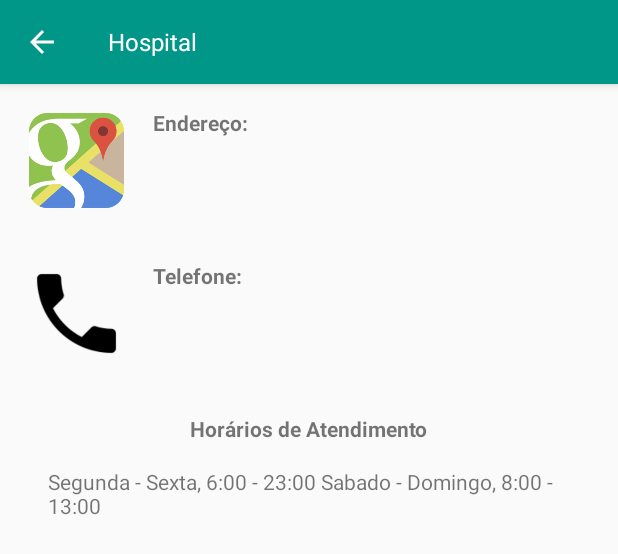
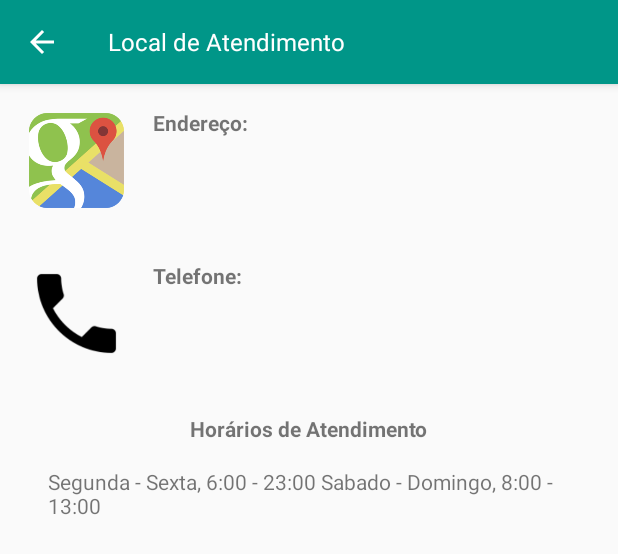
Before and after one commit to Yuri-M-Dias/HealthHelp, an Android app: the layout activity_local_atendimento.xml on its own in the app's theme, with its tools: preview values and no code run, on a phone screen of 412 x 824 dp. Shown: the top 554 px of the screen. Run offline under Robolectric (Android 15) with nearby library versions, the phone set to English and light mode, and no system bars.

```diff
--- a/app/src/main/AndroidManifest.xml
+++ b/app/src/main/AndroidManifest.xml
@@ -15,7 +15,7 @@
                 <category android:name="android.intent.category.LAUNCHER" />
             </intent-filter>
         </activity>
-        <activity android:name="br.ufg.inf.pes.healthhelp.view.HospitalActivity" />
+        <activity android:name="br.ufg.inf.pes.healthhelp.view.LocalAtendimentoActivity" />
         <activity android:name="br.ufg.inf.pes.healthhelp.view.NovoLocalAtendimentoActivity"></activity>
     </application>
 
--- a/app/src/main/java/br/ufg/inf/pes/healthhelp/dao/LocalAtendimentoDAO.java
+++ b/app/src/main/java/br/ufg/inf/pes/healthhelp/dao/LocalAtendimentoDAO.java
@@ -75,6 +75,8 @@ public class LocalAtendimentoDAO {
 
     private void carregarLocaisAtendimento(DatabaseReference mFirebaseDatabaseReference) {
         Log.w(TAG,"carregarLocaisAtendimento aberto. ");
+        DatabaseReference locaisAtendimentoDatabaseReference = mFirebaseDatabaseReference.child(HEALTHHELP_CHILD);
+
 
         mFirebaseDatabaseReference.child(HEALTHHELP_CHILD).addChildEventListener(
                 new ChildEventListener() {
--- a/app/src/main/java/br/ufg/inf/pes/healthhelp/model/LocalAtendimento.java
+++ b/app/src/main/java/br/ufg/inf/pes/healthhelp/model/LocalAtendimento.java
@@ -1,11 +1,12 @@
 package br.ufg.inf.pes.healthhelp.model;
 
+import java.io.Serializable;
 import java.util.List;
 
 /**
  * Created by deassisrosal on 9/29/16.
  */
-public class LocalAtendimento {
+public class LocalAtendimento implements Serializable{
     private String endereco;
     private String nome;
     private String telefone;
--- a/app/src/main/java/br/ufg/inf/pes/healthhelp/model/PeriodoTempo.java
+++ b/app/src/main/java/br/ufg/inf/pes/healthhelp/model/PeriodoTempo.java
@@ -1,11 +1,12 @@
 package br.ufg.inf.pes.healthhelp.model;
 
+import java.io.Serializable;
 import java.util.Date;
 
 /**
  * Created by deassisrosal on 9/29/16.
  */
-public class PeriodoTempo {
+public class PeriodoTempo implements Serializable {
     private String horaInicio;
     private String horaFim;
     private Date dataInicio;
--- a/app/src/main/java/br/ufg/inf/pes/healthhelp/service/LocalAtendimentoService.java
+++ b/app/src/main/java/br/ufg/inf/pes/healthhelp/service/LocalAtendimentoService.java
@@ -35,11 +35,11 @@ public class LocalAtendimentoService {
      */
     public void receberLocaisAtendimento(List<LocalAtendimento> locaisAtendimento) {
         if( locaisAtendimento != null) {
-            locaisAtendimentoActivity.loadLocaisAtendimentoFirebase(locaisAtendimento);
+            locaisAtendimentoActivity.carregar(locaisAtendimento);
         }
         else{
             Log.e(TAG, "obterLocaisAtendimento: locais não obtidos: localAtendimentos: " + locaisAtendimento);
-            locaisAtendimentoActivity.loadLocaisAtendimentoFirebase(new ArrayList<LocalAtendimento>());
+            locaisAtendimentoActivity.carregar(new ArrayList<LocalAtendimento>());
         }
     }
 }
--- a/app/src/main/res/layout/activity_hospital.xml
+++ b/app/src/main/res/layout/activity_local_atendimento.xml
@@ -7,7 +7,7 @@
     android:layout_height="match_parent"
     android:orientation="vertical"
     android:gravity="center_horizontal"
-    tools:context="br.ufg.inf.pes.healthhelp.view.HospitalActivity">
+    tools:context="br.ufg.inf.pes.healthhelp.view.LocalAtendimentoActivity">
 
     <android.support.v7.widget.Toolbar
         android:id="@+id/toolBarHospital"
@@ -18,7 +18,8 @@
         android:elevation="4dp"
         app:subtitle="@string/hospital"
         app:subtitleTextColor="@android:color/background_light"
-        app:navigationIcon="@drawable/ic_arrow_back_black_24dp" >
+        app:navigationIcon="@drawable/ic_arrow_back_black_24dp"
+        android:theme="@style/AppTheme">
 
     </android.support.v7.widget.Toolbar>
 
@@ -32,7 +33,8 @@
         <ImageView
             android:layout_width="70dp"
             android:layout_height="70dp"
-            android:src="@drawable/maps_icon"/>
+            android:src="@drawable/maps_icon"
+            android:id="@+id/icone_endereco" />
 
         <View
             android:layout_width="16dp"
@@ -43,7 +45,7 @@
             android:id="@+id/endereco_hospital"
             android:layout_width="match_parent"
             android:layout_height="match_parent"
-            android:text="Endereço:"
+            android:text="Endereço: "
             android:textStyle="bold"/>
     </LinearLayout>
 
@@ -57,7 +59,8 @@
         <ImageView
             android:layout_width="70dp"
             android:layout_height="70dp"
-            android:src="@drawable/telephone"/>
+            android:src="@drawable/telephone"
+            android:id="@+id/icone_telefone" />
 
         <View
             android:layout_width="16dp"
@@ -68,7 +71,7 @@
             android:id="@+id/telefone_hospital"
             android:layout_width="match_parent"
             android:layout_height="match_parent"
-            android:text="Telefone:"
+            android:text="Telefone: "
             android:textStyle="bold"/>
     </LinearLayout>
 
--- a/app/src/main/res/values/strings.xml
+++ b/app/src/main/res/values/strings.xml
@@ -2,7 +2,7 @@
     <string name="app_name">HealthHelp</string>
     <string name="locais_atendimento">Locais de Atendimento</string>
     <string name="novo_local">Novo Local de Atendimento</string>
-    <string name="hospital">Hospital</string>
+    <string name="hospital">Local de Atendimento</string>
     <string name="salvar">SALVAR</string>
     <string name="endereco">Endereço</string>
     <string name="telefone">Telefone</string>
```
Also changed, not shown: app/src/main/java/br/ufg/inf/pes/healthhelp/view/HospitalActivity.java (deleted, +0 -31 lines), app/src/main/java/br/ufg/inf/pes/healthhelp/view/LocaisAtendimentoActivity.java (+15 -5 lines), app/src/main/java/br/ufg/inf/pes/healthhelp/view/LocalAtendimentoActivity.java (added, +67 -0 lines), 1 other file.
